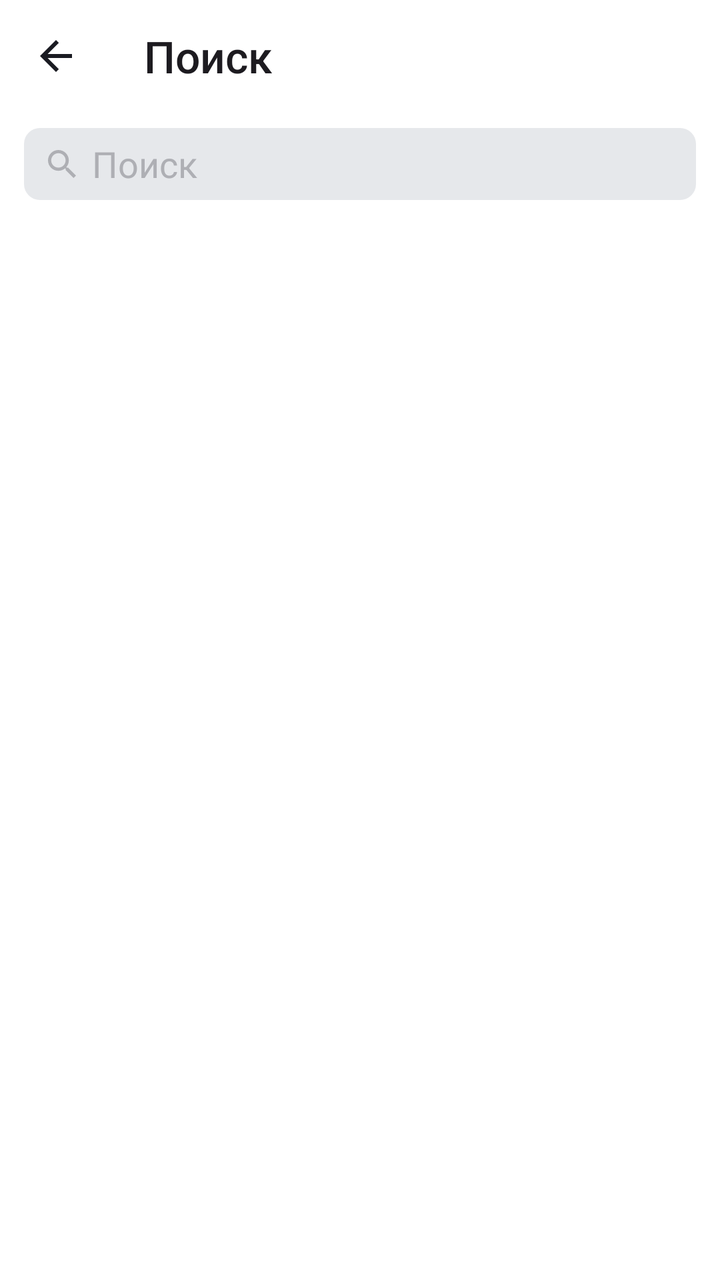
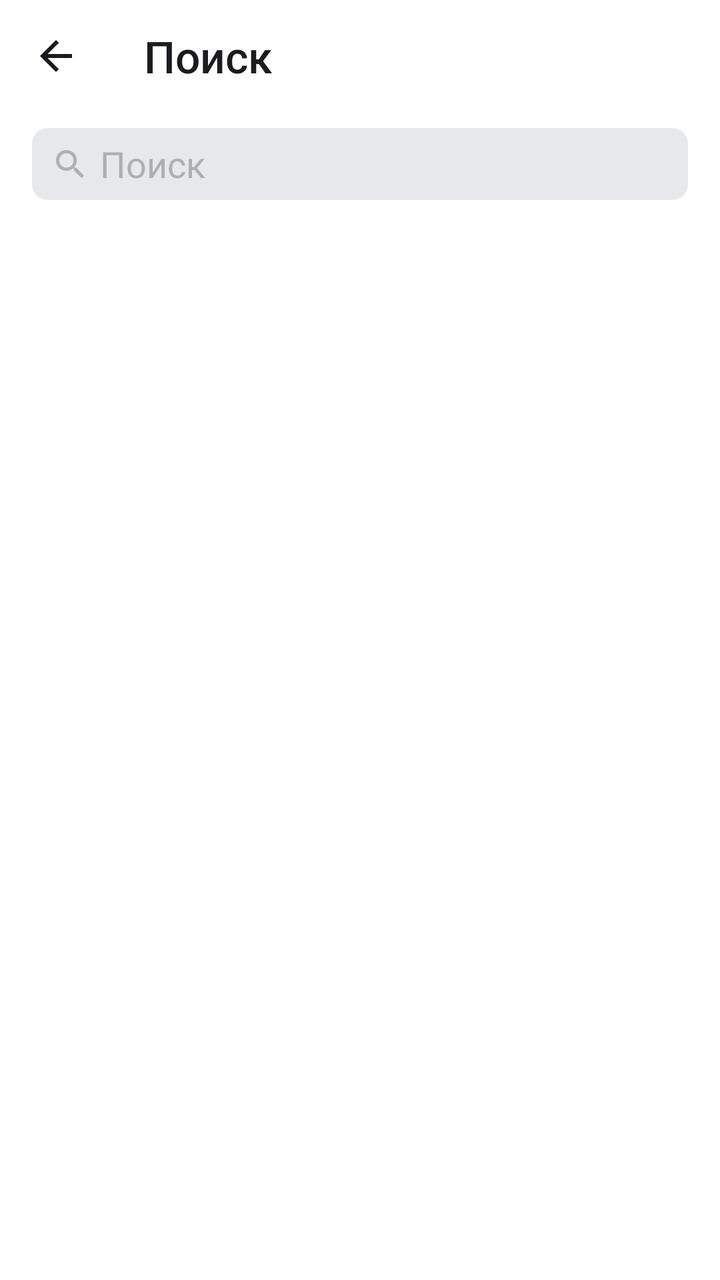

Two renders of the same Android screen: before a commit and after it. Below are the layout's source before the change and the commit's diff.
<!-- AndroidManifest.xml: application theme Theme.PlaylistMaker -->
<!-- res/layout/activity_search.xml -->
<?xml version="1.0" encoding="utf-8"?>
<LinearLayout xmlns:android="http://schemas.android.com/apk/res/android"
    android:id="@+id/screen_search"
    android:layout_width="match_parent"
    android:layout_height="match_parent"
    android:background="@color/bg_screen_default"
    android:orientation="vertical">

    <Toolbar
        android:id="@+id/search_back"
        android:layout_width="match_parent"
        android:layout_height="wrap_content"
        android:title="@string/main_button_search"
        android:navigationIcon="@drawable/ic_arrow"
        android:titleTextAppearance="@style/toolbar_settings"
        />

    <FrameLayout
        android:layout_width="match_parent"
        android:layout_height="wrap_content"
        android:background="@drawable/layout_search_background"
        android:layout_marginHorizontal="12dp"
        android:layout_marginTop="8dp">

        <EditText
            android:id="@+id/search_edit_text"
            android:layout_width="match_parent"
            android:layout_height="36dp"
            android:inputType="text"
            android:hint="@string/main_button_search"
            android:maxLines="1"
            android:textColor="@color/txt_default"
            android:textColorHint="@color/txt_search"
            android:drawableStart="@drawable/ic_mini_search"
            android:drawablePadding="8dp"
            android:paddingStart="12dp"
            android:background="@android:color/transparent"
            android:textCursorDrawable="@drawable/ic_cursor"
            />

        <ImageView
            android:id="@+id/search_clear_icon"
            android:layout_width="wrap_content"
            android:layout_height="wrap_content"
            android:layout_gravity="end|center_vertical"
            android:paddingEnd="10dp"
            android:src="@drawable/ic_drop_input"
            android:visibility="gone"
            />
    </FrameLayout>

</LinearLayout>
<!-- resources referenced by this layout -->
<resources>
  <color name="bg_screen_default">@color/white</color>
  <color name="txt_default">@color/black</color>
  <color name="txt_search">@color/ic_settings_gray</color>
  <!-- drawable ic_arrow (drawable) -->
  <vector xmlns:android="http://schemas.android.com/apk/res/android"
      android:width="24dp"
      android:height="24dp"
      android:viewportWidth="24"
      android:viewportHeight="24">
    <group>
      <clip-path
          android:pathData="M0,0h24v24h-24z"/>
      <path
          android:pathData="M20,11H7.83L13.42,5.41L12,4L4,12L12,20L13.41,18.59L7.83,13H20V11Z"
          android:fillColor="@color/ic_settings_black"/>
    </group>
  </vector>
  <!-- drawable ic_cursor (drawable) -->
  <vector xmlns:android="http://schemas.android.com/apk/res/android"
      android:width="2dp"
      android:height="22dp"
      android:viewportWidth="2"
      android:viewportHeight="22">
    <path
        android:pathData="M1,0L1,0A1,1 0,0 1,2 1L2,21A1,1 0,0 1,1 22L1,22A1,1 0,0 1,0 21L0,1A1,1 0,0 1,1 0z"
        android:fillColor="@color/ic_search_blue"/>
  </vector>
  <!-- drawable ic_drop_input (drawable) -->
  <vector xmlns:android="http://schemas.android.com/apk/res/android"
      android:width="16dp"
      android:height="16dp"
      android:viewportWidth="16"
      android:viewportHeight="16">
    <path
        android:pathData="M14,3.209L12.791,2L8,6.791L3.209,2L2,3.209L6.791,8L2,12.791L3.209,14L8,9.209L12.791,14L14,12.791L9.209,8L14,3.209Z"
        android:fillColor="@color/txt_search"/>
  </vector>
  <!-- drawable ic_mini_search (drawable) -->
  <vector xmlns:android="http://schemas.android.com/apk/res/android"
      android:width="14dp"
      android:height="14dp"
      android:viewportWidth="14"
      android:viewportHeight="14">
    <path
        android:pathData="M10.006,8.805H9.373L9.149,8.589C9.934,7.676 10.406,6.492 10.406,5.203C10.406,2.329 8.077,0 5.203,0C2.329,0 0,2.329 0,5.203C0,8.077 2.329,10.406 5.203,10.406C6.492,10.406 7.676,9.934 8.589,9.149L8.805,9.373V10.006L12.807,14L14,12.807L10.006,8.805ZM5.203,8.805C3.21,8.805 1.601,7.196 1.601,5.203C1.601,3.21 3.21,1.601 5.203,1.601C7.196,1.601 8.805,3.21 8.805,5.203C8.805,7.196 7.196,8.805 5.203,8.805Z"
        android:fillColor="@color/txt_search"/>
  </vector>
  <!-- drawable layout_search_background (drawable) -->
  <?xml version="1.0" encoding="utf-8"?>
  <shape xmlns:android="http://schemas.android.com/apk/res/android">
      <solid android:color="@color/bg_layout_search"/>
      <stroke android:width="0dp" android:color="@color/white" />
      <corners android:radius="8dp"/>
      <padding android:left="0dp" android:top="0dp" android:right="0dp" android:bottom="0dp" />
  </shape>
  <string name="main_button_search">Поиск</string>
  <style name="toolbar_settings" parent="TextAppearance.Widget.AppCompat.Toolbar.Title">
          <item name="android:textSize">22sp</item>
          <item name="fontFamily">@font/ys_display_medium</item>
      </style>
  <style name="Theme.PlaylistMaker" parent="Base.Theme.PlaylistMaker" />
  <color name="white">#FFFFFFFF</color>
  <color name="black">#FF000000</color>
  <color name="ic_settings_gray">#AEAFB4</color>
  <color name="ic_settings_black">#1A1B22</color>
  <color name="ic_search_blue">#3772E7</color>
  <color name="bg_layout_search">@color/switch_track_off</color>
  <style name="Base.Theme.PlaylistMaker" parent="Theme.Material3.DayNight.NoActionBar">
          
          
      </style>
  <color name="switch_track_off">#E6E8EB</color>
</resources>

<!-- the commit's change to res/layout/activity_search.xml (unified diff, before → after) -->
@@ -1,5 +1,6 @@
 <?xml version="1.0" encoding="utf-8"?>
 <LinearLayout xmlns:android="http://schemas.android.com/apk/res/android"
+    xmlns:app="http://schemas.android.com/apk/res-auto"
     android:id="@+id/screen_search"
     android:layout_width="match_parent"
     android:layout_height="match_parent"
@@ -19,7 +20,7 @@
         android:layout_width="match_parent"
         android:layout_height="wrap_content"
         android:background="@drawable/layout_search_background"
-        android:layout_marginHorizontal="12dp"
+        android:layout_marginHorizontal="16dp"
         android:layout_marginTop="8dp">
 
         <EditText
@@ -47,6 +48,16 @@
             android:src="@drawable/ic_drop_input"
             android:visibility="gone"
             />
+
     </FrameLayout>
 
+    <androidx.recyclerview.widget.RecyclerView
+        android:id="@+id/search_recycler_view"
+        android:layout_width="match_parent"
+        android:layout_height="match_parent"
+        android:layout_marginStart="13dp"
+        android:layout_marginEnd="20dp"
+        android:layout_marginTop="24dp"
+        app:layoutManager="androidx.recyclerview.widget.LinearLayoutManager"/>
+
 </LinearLayout>
<!-- resource entries referenced after the edit -->
@@ -2,7 +2,7 @@
 <resources>
   <color name="bg_screen_default">@color/white</color>
   <color name="txt_default">@color/black</color>
-  <color name="txt_search">@color/ic_settings_gray</color>
+  <color name="txt_search">@color/gray</color>
   <!-- drawable ic_arrow (drawable) -->
   <vector xmlns:android="http://schemas.android.com/apk/res/android"
       android:width="24dp"
@@ -63,7 +63,7 @@
   <style name="Theme.PlaylistMaker" parent="Base.Theme.PlaylistMaker" />
   <color name="white">#FFFFFFFF</color>
   <color name="black">#FF000000</color>
-  <color name="ic_settings_gray">#AEAFB4</color>
+  <color name="gray">#AEAFB4</color>
   <color name="ic_settings_black">#1A1B22</color>
   <color name="ic_search_blue">#3772E7</color>
   <color name="bg_layout_search">@color/switch_track_off</color>
